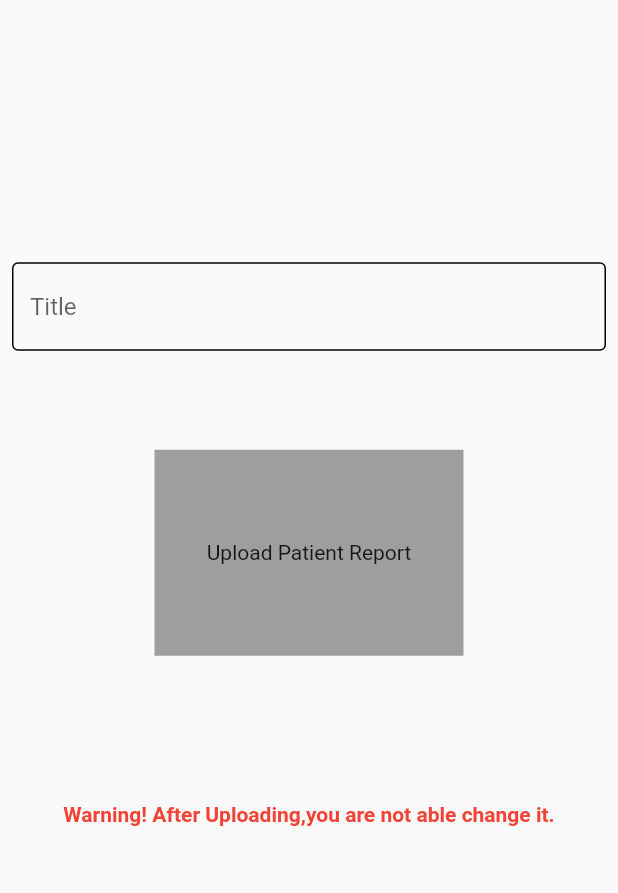
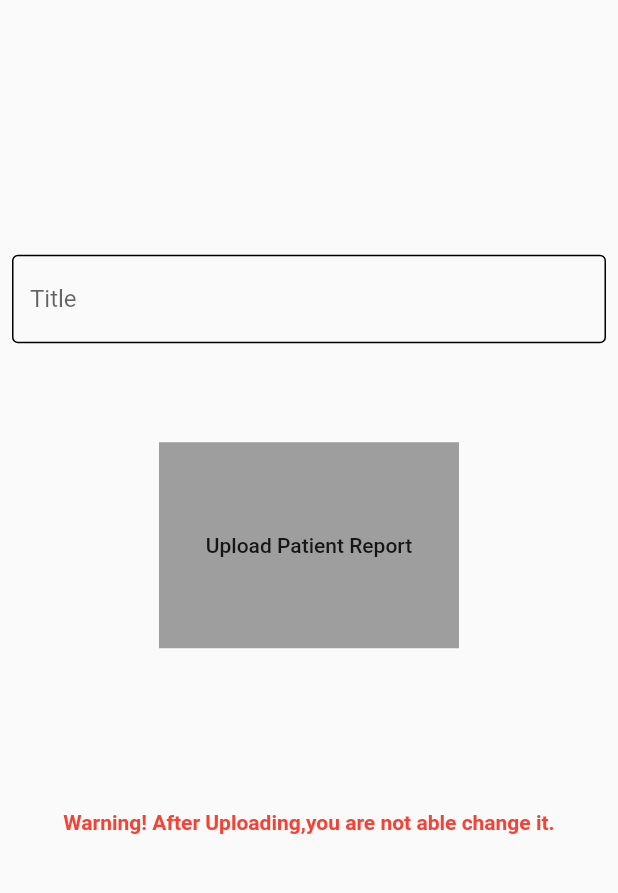
Before and after one commit to Raghav117/IIT-Roorkee-Hackathon, a Flutter app: the Preports screen opened directly, after a tap on "Upload Patient Report", on a phone screen of 412 x 824 dp, the part 84-977 px from its top. Run offline on Flutter 3.47's test engine with Material 2 defaults, Android fonts, the phone set to English and light mode, and no system bars; our stand-ins replace file_picker, open_file.

Commit message:
final commit

```diff
--- a/lib/main.dart
+++ b/lib/main.dart
@@ -32,7 +32,7 @@ class MyApp extends StatelessWidget {
               color: orange,
               elevation: 10.0,
               child: FlatButton(
-                child: Text("For Pathologist / Doctors",style: style,),
+                child: Text("For Pathologist",style: style,),
                 onPressed: ()=>Navigator.push(context,MaterialPageRoute(
                     builder: (BuildContext context)=>PLogin(),)))
             ),
@@ -43,7 +43,7 @@ class MyApp extends StatelessWidget {
               color: orange,
               elevation: 10.0,
               child: FlatButton(
-                child: Text("Patients Medical History",style: style,),
+                child: Text("For Seeing Patients Medical History",style: style,),
                 onPressed: ()=>Navigator.push(context,MaterialPageRoute(
                     builder: (BuildContext context)=>Login(),
 
--- a/lib/screens/preports.dart
+++ b/lib/screens/preports.dart
@@ -2,8 +2,8 @@ import 'dart:io';
 
 import 'package:flutter/material.dart';
 import 'package:pattients/data/design.dart';
+import 'package:open_file/open_file.dart';
 import 'package:file_picker/file_picker.dart';
-import 'package:open_file/open_file.dart';
 
 class Preports extends StatefulWidget {
   @override
@@ -11,8 +11,8 @@ class Preports extends StatefulWidget {
 }
 
 class _PreportsState extends State<Preports> {
+  File file;
   String title;
-  File file;
 
   @override
   Widget build(BuildContext context) {
@@ -57,26 +57,32 @@ SizedBox(
             ),
             Padding(
               padding: const EdgeInsets.all(8.0),
-              child: InkWell(
-                              child: Container(
-                  height: MediaQuery.of(context).size.height/6,
-                  width: MediaQuery.of(context).size.width/2,
-                  color: Colors.grey,
-                  child: Center(
+              child: Container(
+                height: MediaQuery.of(context).size.height/6,
+                width: 200,
+                color: Colors.grey,
+                child: FlatButton(child: Center(
 
-                    child: Text("Upload Patient Report")
-                  ),
+                  child: Text("Upload Patient Report"),
+
                 ),
-                onTap: () async {
+                onPressed: () async {
                   file = await FilePicker.getFile();
-                  print(file.path);
-                  setState(() {
+                },
+                ),
+              ),
+            ),
 
-                  });
+              SizedBox(
+                height: 50,
+              ),
+             file!=null? FlatButton(
+                color: orange,
+                onPressed: (){
+              OpenFile.open(file.path);
 
                 },
-              ),
-            ),
+                child: Text("See Your Upload File",),):Container(),
 
               SizedBox(
                 height: 50,
@@ -84,32 +90,10 @@ SizedBox(
               file!=null?FlatButton(
                 color: orange,
                 onPressed: (){
-                  OpenFile.open(file.path);
-                  // file.open(mode: FileMode.read);
-                  // Navigator.push(context,MaterialPageRoute(
-                  //   builder: (BuildContext context)=>Preports(),
 
-                  // ),);
-                },
-                child: Text("Press Here To See Your Report",),):Container(),
 
-              SizedBox(
-                height: 20,
-              ),
-                           file!=null?FlatButton(
-                color: orange,
-                onPressed: (){
-                  // file.open(mode: FileMode.read);
-                  // Navigator.push(context,MaterialPageRoute(
-                  //   builder: (BuildContext context)=>Preports(),
-
-                  // ),);
                 },
                 child: Text("Press Here To Upload",),):Container(),
-
-              SizedBox(
-                height: 20,
-              ),
                 Text("Warning! After Uploading,you are not able change it.",style: warning,),
             SizedBox(
               height: 50,
--- a/pubspec.yaml
+++ b/pubspec.yaml
@@ -19,12 +19,16 @@ environment:
 dependencies:
   flutter:
     sdk: flutter
-  file_picker:
   open_file:
 
+  # file_picker: ^1.4.3+2
+  # file_picker:
   # The following adds the Cupertino Icons font to your application.
   # Use with the CupertinoIcons class for iOS style icons.
   cupertino_icons: ^0.1.2
+
+  firebase_storage:
+  file_picker:
 
 dev_dependencies:
   flutter_test:
```
Also changed, not shown: pubspec.lock, 4 other files.
